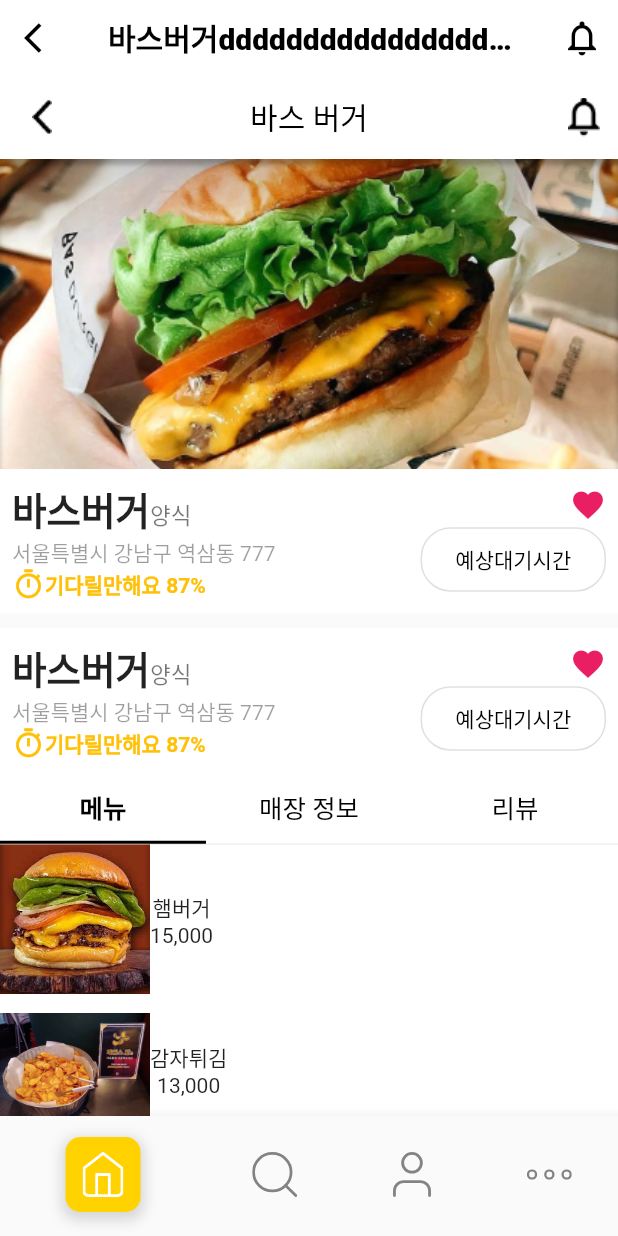
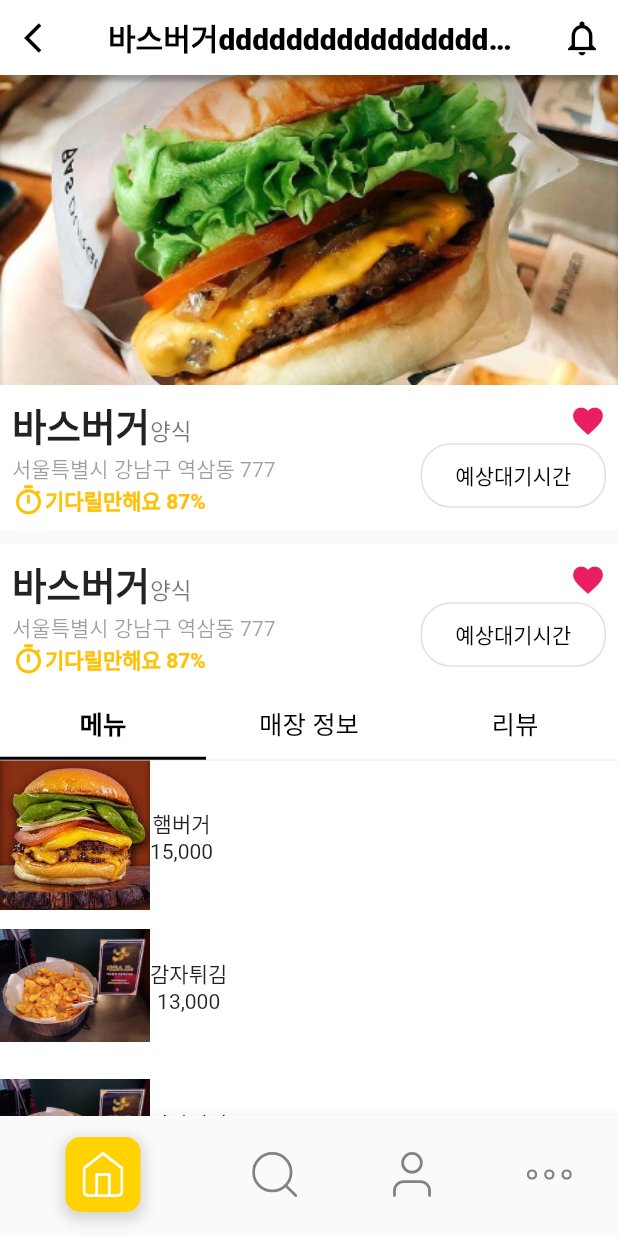
Before and after one commit to SuhyungK/Simollu, a Flutter app: the screen it shows after launch, after a tap on "바스버거dddddddddddddddddddddddddddddddddddd", on a phone screen of 412 x 824 dp. Run offline on Flutter 3.47's test engine with Material 2 defaults, Android fonts, the phone set to English and light mode, and no system bars; our stand-ins replace flutter_svg, get.

Commit message:
[FE] fix: 식당 상세 페이지 내부 appbar 제거

```diff
--- a/simollu_front/lib/views/restaurant_detail_page.dart
+++ b/simollu_front/lib/views/restaurant_detail_page.dart
@@ -25,11 +25,6 @@ class _RestaurantDetailpageState extends State<RestaurantDetailpage> {
   @override
   Widget build(BuildContext context) {
     return Scaffold(
-      appBar: CustomAppBar(
-        title: '바스 버거',
-        leading: Image.asset('assets/backBtn.png'),
-        actions: [Image.asset('assets/bell.png')],
-      ),
       body: SingleChildScrollView(
         child: Column(
           children: [
@@ -112,9 +107,7 @@ class _RestaurantDetailpageState extends State<RestaurantDetailpage> {
                                           43),
                                       shape: RoundedRectangleBorder(
                                           borderRadius:
-
                                               BorderRadius.circular(20.0))),
-
                                   child: Text(
                                     '예상대기시간',
                                     maxLines: 1,
```
